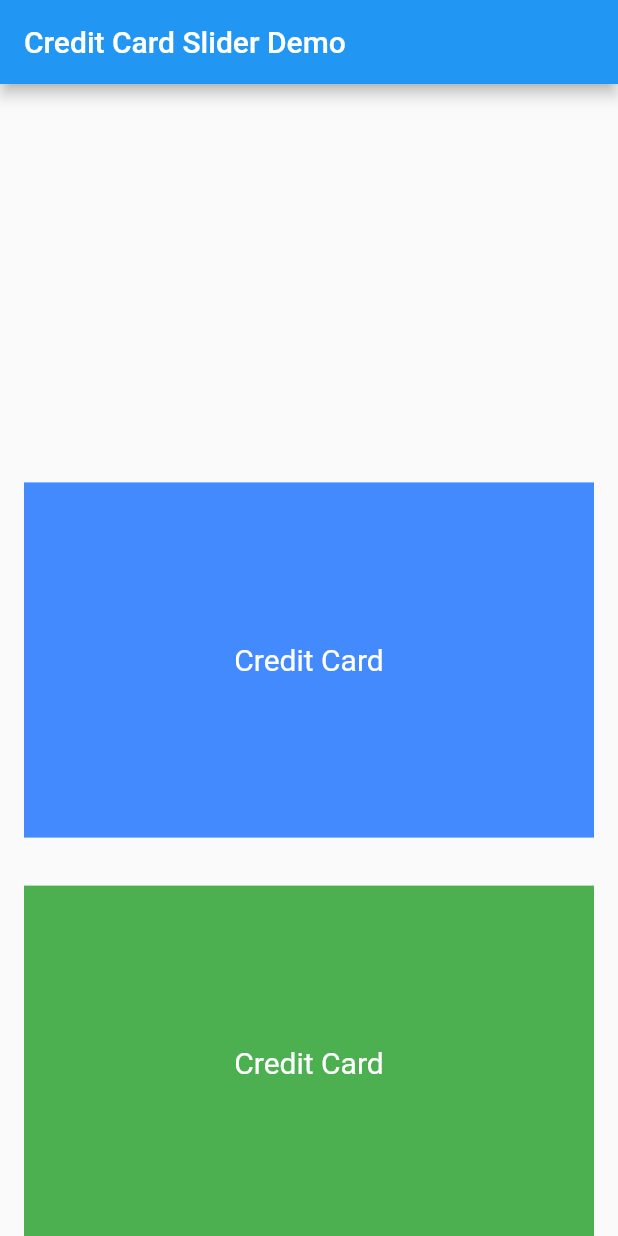
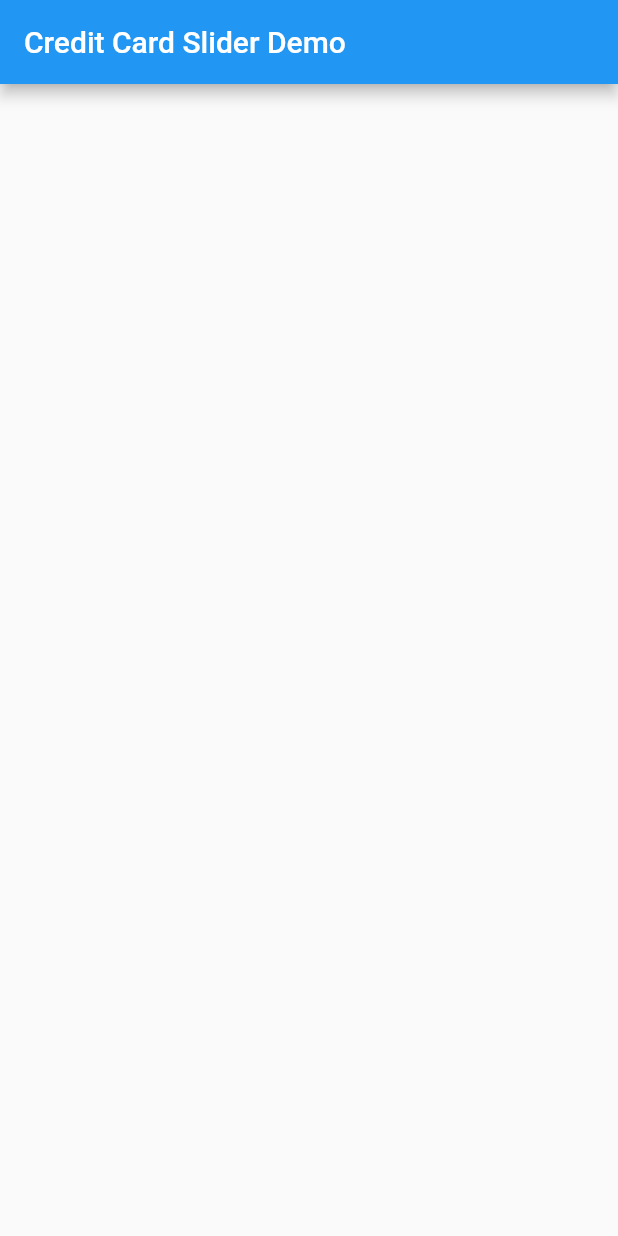
Before and after one commit to reilin-kmu/credit-card-slider-example, a Flutter app: the screen it shows after launch, on a phone screen of 412 x 824 dp. Run offline on Flutter 3.47's test engine with Material 2 defaults, Android fonts, the phone set to English and light mode, and no system bars.

Commit message:
Rotate Card

```diff
--- a/lib/main.dart
+++ b/lib/main.dart
@@ -1,4 +1,5 @@
 import 'package:flutter/material.dart';
+import 'dart:math';
 
 void main() {
   runApp(MyApp());
@@ -43,7 +44,13 @@ class _HomePageState extends State<HomePage> {
   }
 
   _buildPage(int index) {
-    return CreditCard(index);
+    return Transform(
+      transform: Matrix4.identity()
+        ..setEntry(3, 2, 0.001)
+        ..rotateX(pi / 2),
+      alignment: Alignment.center,
+      child: CreditCard(index)
+    );
   }
 }
 
```
